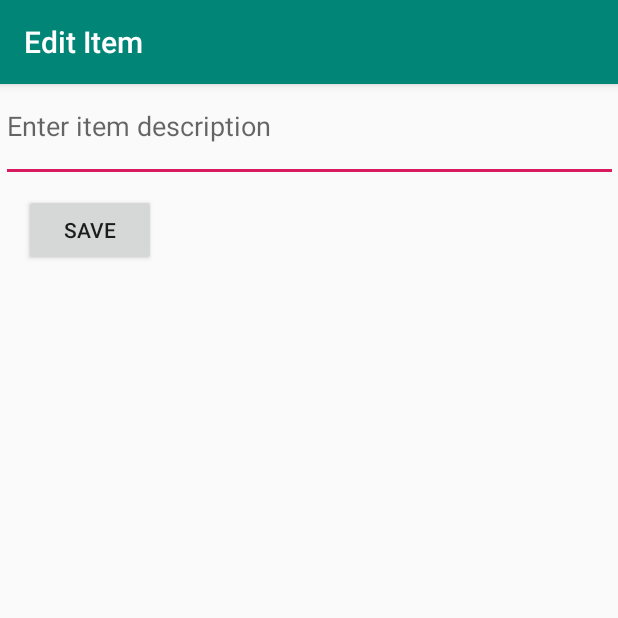
After one commit to philipyu1997/todoey-android, an Android app: the EditItemActivity screen opened directly, with no data from a screen before it, on a phone screen of 412 x 824 dp, the top half of it. The commit adds this screen. Run offline under Robolectric (Android 15) with nearby library versions, the phone set to English and light mode, and no system bars.

Commit message:
Add edit screen to handle editing task for current tasks in the list view

```diff
--- a/app/src/main/AndroidManifest.xml
+++ b/app/src/main/AndroidManifest.xml
@@ -9,6 +9,7 @@
         android:roundIcon="@mipmap/ic_launcher_round"
         android:supportsRtl="true"
         android:theme="@style/AppTheme">
+        <activity android:name=".EditItemActivity"></activity>
         <activity android:name=".MainActivity">
             <intent-filter>
                 <action android:name="android.intent.action.MAIN" />
--- /dev/null
+++ b/app/src/main/java/com/yuphilip/EditItemActivity.java
@@ -0,0 +1,49 @@
+package com.yuphilip;
+
+import androidx.appcompat.app.AppCompatActivity;
+
+import android.content.Intent;
+import android.os.Bundle;
+import android.view.View;
+import android.widget.EditText;
+
+import static com.yuphilip.MainActivity.ITEM_POSITION;
+import static com.yuphilip.MainActivity.ITEM_TEXT;
+
+public class EditItemActivity extends AppCompatActivity {
+
+    // track edit text
+    EditText etItemText;
+    // position of edited item in list
+    int position;
+
+    @Override
+    protected void onCreate(Bundle savedInstanceState) {
+
+        super.onCreate(savedInstanceState);
+        setContentView(R.layout.activity_edit_item);
+        // resolve edit text from layout
+        etItemText = (EditText) findViewById(R.id.etItemText);
+
+            // set edit text value from intent extra
+            etItemText.setText(getIntent().getStringExtra(ITEM_TEXT));
+            // update position from intent extra
+        position = getIntent().getIntExtra(ITEM_POSITION, 0);
+            // update the title bar of the activity
+        getSupportActionBar().setTitle("Edit Item");
+    }
+
+    // handler for save button
+    public void onSaveItem(View v) {
+        // prepare new intent for result
+        Intent i = new Intent();
+        // pass updated item text as extra
+        i.putExtra(ITEM_TEXT, etItemText.getText().toString());
+        // pass original position as extra
+        i.putExtra(ITEM_POSITION, position);
+        // set the intent as a result of the activity
+        setResult(RESULT_OK, i);
+        // close the activity and redirect to main
+        finish();
+    }
+}
--- /dev/null
+++ b/app/src/main/res/layout/activity_edit_item.xml
@@ -0,0 +1,37 @@
+<?xml version="1.0" encoding="utf-8"?>
+<androidx.constraintlayout.widget.ConstraintLayout xmlns:android="http://schemas.android.com/apk/res/android"
+    xmlns:app="http://schemas.android.com/apk/res-auto"
+    xmlns:tools="http://schemas.android.com/tools"
+    android:layout_width="match_parent"
+    android:layout_height="match_parent"
+    tools:context=".EditItemActivity">
+
+    <EditText
+        android:id="@+id/etItemText"
+        android:layout_width="411dp"
+        android:layout_height="60dp"
+        android:layout_marginTop="5dp"
+        android:ems="10"
+        android:gravity="start|top"
+        android:hint="Enter item description"
+        android:inputType="textMultiLine"
+        app:layout_constraintEnd_toEndOf="parent"
+        app:layout_constraintStart_toStartOf="parent"
+        app:layout_constraintTop_toTopOf="parent" />
+
+    <Button
+        android:id="@+id/btnSave"
+        android:layout_width="wrap_content"
+        android:layout_height="wrap_content"
+        android:layout_marginStart="16dp"
+        android:layout_marginLeft="16dp"
+        android:layout_marginTop="8dp"
+        android:layout_marginEnd="8dp"
+        android:layout_marginRight="8dp"
+        android:onClick="onSaveItem"
+        android:text="Save"
+        app:layout_constraintEnd_toEndOf="parent"
+        app:layout_constraintHorizontal_bias="0.0"
+        app:layout_constraintStart_toStartOf="parent"
+        app:layout_constraintTop_toBottomOf="@+id/etItemText" />
+</androidx.constraintlayout.widget.ConstraintLayout>
```
Also changed, not shown: app/src/main/java/com/yuphilip/MainActivity.java (+43 -0 lines).
